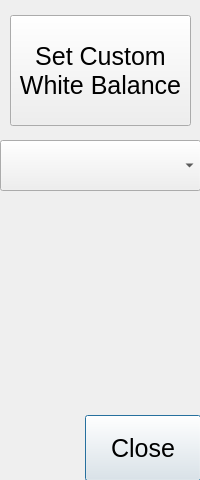
This is src/whitebalancedialog.ui in krontech/chronos-cam-app as Qt 5 draws it before an edit. The edited form follows.
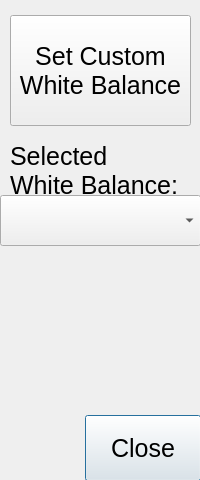
This is the edited form.

Commit message: Add a label for the combobox to say that it is for selecting the white balance

Diff of the .ui file:
```diff
--- a/src/whitebalancedialog.ui
+++ b/src/whitebalancedialog.ui
@@ -54,7 +54,7 @@
    <property name="geometry">
     <rect>
      <x>0</x>
-     <y>140</y>
+     <y>195</y>
      <width>201</width>
      <height>51</height>
     </rect>
@@ -68,6 +68,25 @@
     </font>
    </property>
   </widget>
+  <widget class="QLabel" name="label">
+   <property name="geometry">
+    <rect>
+     <x>10</x>
+     <y>145</y>
+     <width>181</width>
+     <height>51</height>
+    </rect>
+   </property>
+   <property name="font">
+    <font>
+     <pointsize>19</pointsize>
+    </font>
+   </property>
+   <property name="text">
+    <string>Selected
+White Balance:</string>
+   </property>
+  </widget>
  </widget>
  <resources/>
  <connections/>
```
